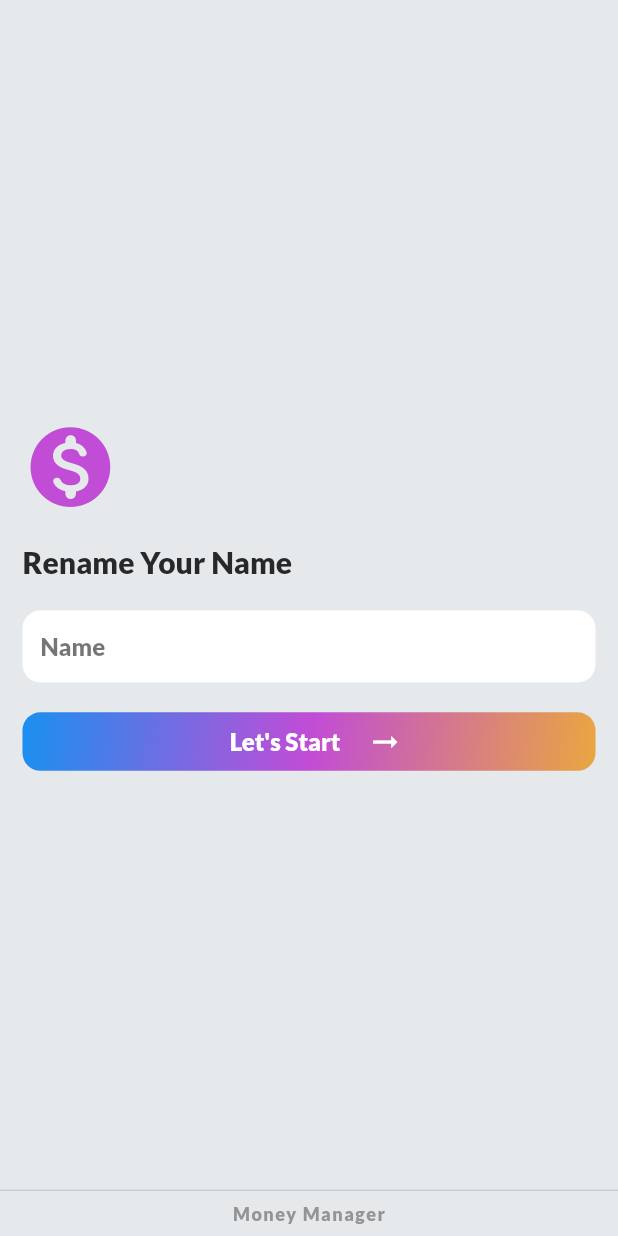
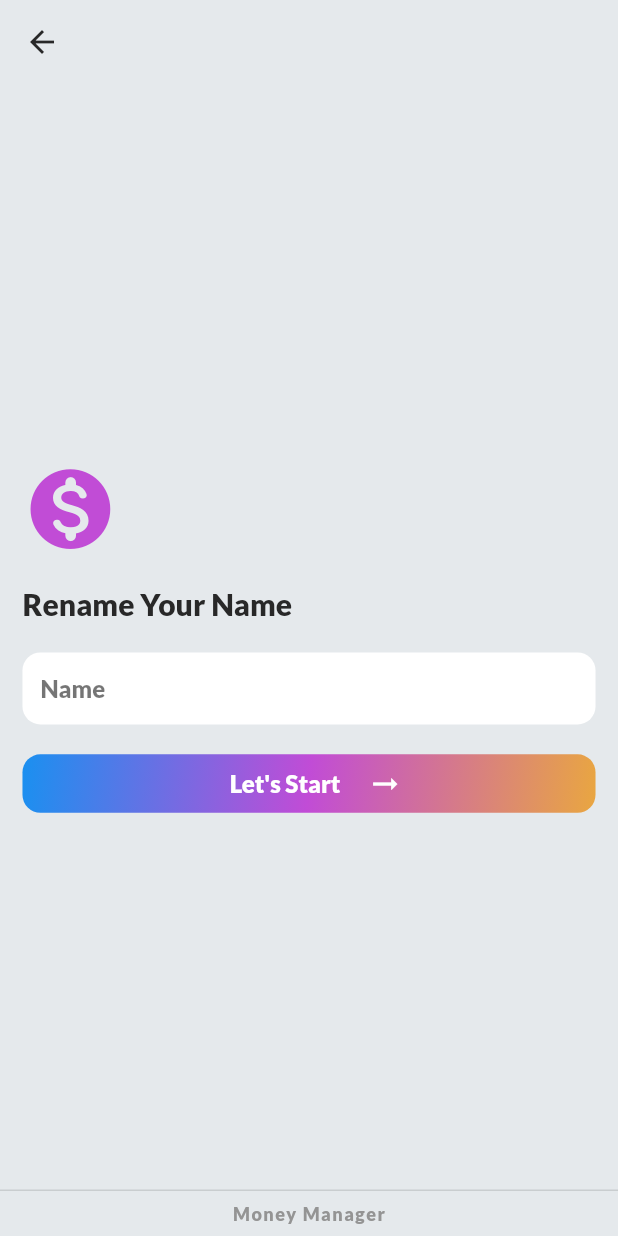
Before and after one commit to indhumathi-e04/expense_tracker, a Flutter app: the AddRename screen opened directly, on a phone screen of 412 x 824 dp. Run offline on Flutter 3.47's test engine with Material 2 defaults, Android fonts, the phone set to English and light mode, and no system bars; our stand-ins replace flutter_slidable, get, google_fonts, hive, hive_flutter, shared_preferences and 1 more; accounts and stored records are empty.

Commit message:
Removed elevation of app_bar

```diff
--- a/lib/pages/add_rename.dart
+++ b/lib/pages/add_rename.dart
@@ -19,6 +19,19 @@ class _AddReNameState extends State<AddRename> {
   @override
   Widget build(BuildContext context) {
     return Scaffold(
+      backgroundColor: ColorConstants.backgroundColor,
+      appBar: AppBar(
+          elevation: 0,
+          backgroundColor: ColorConstants.backgroundColor,
+          leading: IconButton(
+            icon: Icon(
+              Icons.arrow_back,
+              color: ColorConstants.blackColor,
+            ),
+            onPressed: () {
+              Get.to(HomePage());
+            },
+          )),
       persistentFooterButtons: [
         Container(
           alignment: Alignment.center,
--- a/lib/pages/add_transactions.dart
+++ b/lib/pages/add_transactions.dart
@@ -58,6 +58,7 @@ class AddTransactionState extends State<AddTransaction> {
     return Scaffold(
       backgroundColor: ColorConstants.backgroundColor,
       appBar: AppBar(
+        elevation: 0,
         backgroundColor: ColorConstants.backgroundColor,
         leading: IconButton(
           onPressed: () {
--- a/lib/pages/income_expense.dart
+++ b/lib/pages/income_expense.dart
@@ -19,6 +19,7 @@ class IncomeExpenseState extends State<IncomeExpense> {
       child: Scaffold(
         backgroundColor: ColorConstants.backgroundColor,
         appBar: AppBar(
+          elevation: 0,
           backgroundColor: ColorConstants.backgroundColor,
           leading: IconButton(
             onPressed: () {
```
